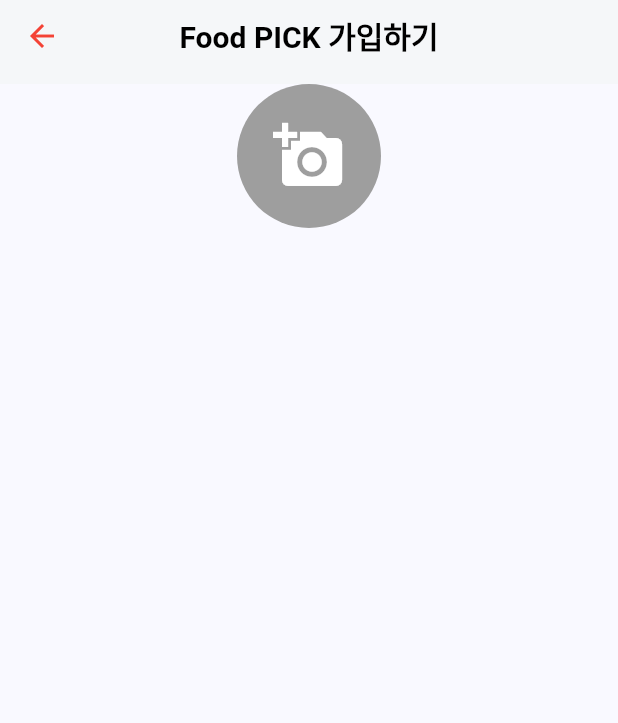
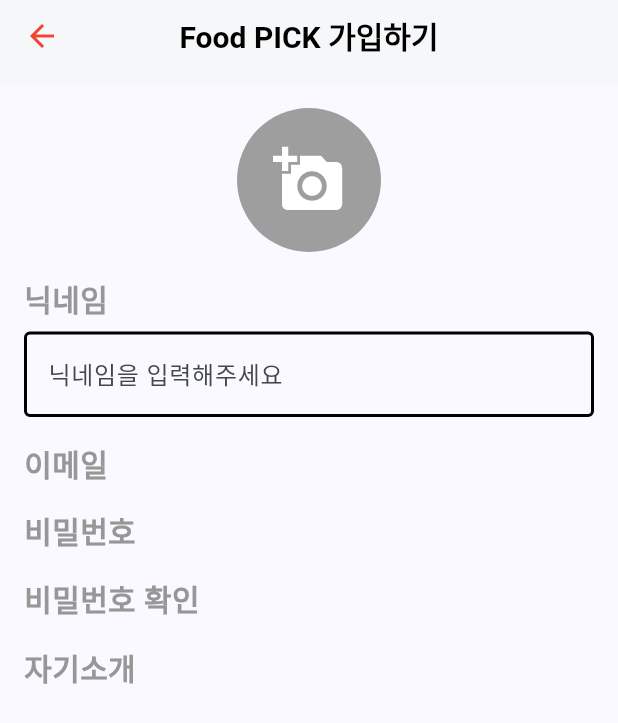
Before and after one commit to rara-record/flutter, a Flutter app: the RegisterScreen screen opened by its route, on a phone screen of 412 x 824 dp. Shown: the top 723 px of the screen. Run offline on Flutter 3.47's test engine with Material 3 defaults, Android fonts, the phone set to English and light mode, and no system bars; our stand-ins replace image_picker, supabase_flutter; accounts and stored records are empty.

Commit message:
feat: 회원가입 스크린에서 닉네임 텍스트필드 추가

```diff
--- a/intro/lib/screen/register_screen.dart
+++ b/intro/lib/screen/register_screen.dart
@@ -3,6 +3,8 @@ import 'dart:io';
 import 'package:flutter/material.dart';
 import 'package:intro/widget/appbar.dart';
 import 'package:image_picker/image_picker.dart';
+import 'package:intro/widget/text_fields.dart';
+import 'package:intro/widget/texts.dart';
 
 class RegisterScreen extends StatefulWidget {
   const RegisterScreen({super.key});
@@ -13,6 +15,11 @@ class RegisterScreen extends StatefulWidget {
 
 class _RegisterScreenState extends State<RegisterScreen> {
   File? profileImg;
+  final TextEditingController _nameController = TextEditingController();
+  // final TextEditingController _emailController = TextEditingController();
+  // final TextEditingController _passwordController = TextEditingController();
+  // final TextEditingController _passwordReController = TextEditingController();
+  // final TextEditingController _introduceController = TextEditingController();
 
   @override
   Widget build(BuildContext context) {
@@ -21,15 +28,46 @@ class _RegisterScreenState extends State<RegisterScreen> {
         title: 'Food PICK 가입하기',
         isLeading: true,
       ),
-      body: Center(
+      body: Container(
+        margin: const EdgeInsets.all(16),
         child: Column(
+          crossAxisAlignment: CrossAxisAlignment.start,
           children: [
+            // 프로필 사진
             GestureDetector(
                 child: _buildProfile(),
                 // 프로필 이미지 변경 및 삭체 팝업 띄우기
                 onTap: () {
                   showBottomSheetAboutProfile();
-                })
+                }),
+
+            const SizedBox(height: 16),
+
+            // 섹션 및 입력 필드들
+            const SectionText(text: '닉네임', textColor: Color(0xff979797)),
+            const SizedBox(height: 8),
+            TextFormFieldCustom(
+              hintText: '닉네임을 입력해주세요',
+              isPasswordField: false,
+              isReadOnly: false,
+              keyboardType: TextInputType.name,
+              textInputAction: TextInputAction.next,
+              validator: (value) => inputNameValidator(value),
+              controller: _nameController,
+            ),
+
+            const SizedBox(height: 16),
+
+            const SectionText(text: '이메일', textColor: Color(0xff979797)),
+
+            const SizedBox(height: 16),
+            const SectionText(text: '비밀번호', textColor: Color(0xff979797)),
+
+            const SizedBox(height: 16),
+            const SectionText(text: '비밀번호 확인', textColor: Color(0xff979797)),
+
+            const SizedBox(height: 16),
+            const SectionText(text: '자기소개', textColor: Color(0xff979797)),
           ],
         ),
       ),
@@ -86,7 +124,10 @@ class _RegisterScreenState extends State<RegisterScreen> {
               ),
               // 앨범에서 사진 선택
               TextButton(
-                onPressed: () {},
+                onPressed: () {
+                  Navigator.pop(context);
+                  getGalleryImage();
+                },
                 child: const Text('앨범에서 사진 선택',
                     style: TextStyle(
                       color: Colors.black,
@@ -95,7 +136,10 @@ class _RegisterScreenState extends State<RegisterScreen> {
               ),
               // 프로필 사진 삭제
               TextButton(
-                onPressed: () {},
+                onPressed: () {
+                  Navigator.pop(context);
+                  deleteProfileImage();
+                },
                 child: const Text('프로필 사진 삭제',
                     style: TextStyle(
                       color: Colors.black,
@@ -111,11 +155,41 @@ class _RegisterScreenState extends State<RegisterScreen> {
 
   Future<void> getCameraImage() async {
     // 카메라로 사진 촬영하여 이미지 파일을 가져오는 함수
-    var image = await ImagePicker().pickImage(source: ImageSource.camera);
+    var image = await ImagePicker().pickImage(
+      source: ImageSource.camera,
+      imageQuality: 10,
+    );
     if (image != null) {
       setState(() {
         profileImg = File(image.path);
       });
     }
   }
+
+  Future<void> getGalleryImage() async {
+    // 앨범에서 사진 선택하는 함수
+    var image = await ImagePicker().pickImage(
+      source: ImageSource.gallery,
+      imageQuality: 10,
+    );
+    if (image != null) {
+      setState(() {
+        profileImg = File(image.path);
+      });
+    }
+  }
+
+  void deleteProfileImage() {
+    // 프로필 사진 삭제
+    setState(() {
+      profileImg = null;
+    });
+  }
+
+  inputNameValidator(value) {
+    // 닉네임 필드 검증 함수
+    if (value.isEmpty) {
+      return 'ㄴ닉네임을 입력해주세요';
+    }
+  }
 }
```
